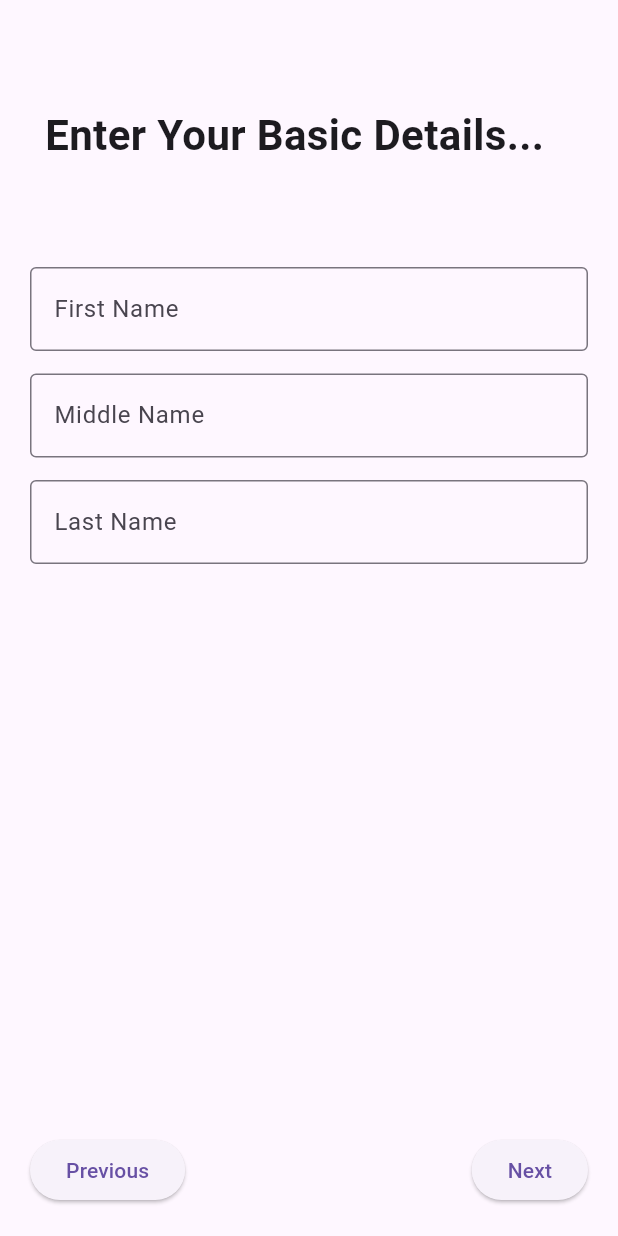
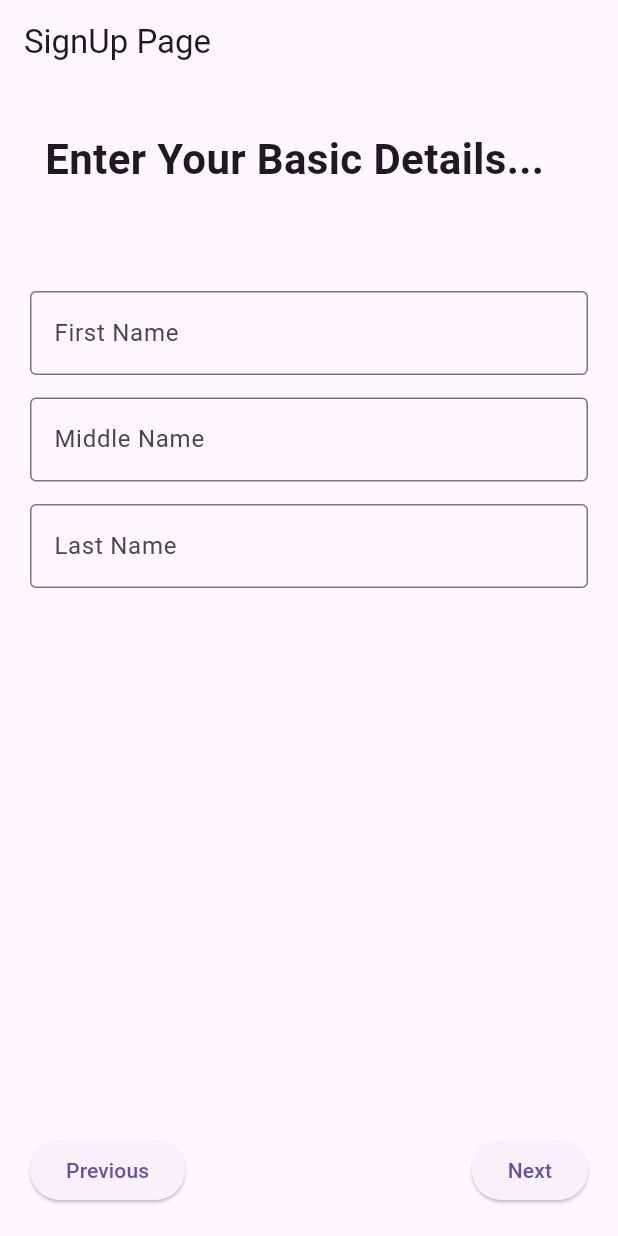
Before and after one commit to TushirVaru/SafetyNet, a Flutter app: the screen it shows after launch, after a tap on "Skip", after a tap on "Get Started", on a phone screen of 412 x 824 dp. Run offline on Flutter 3.47's test engine with Material 3 defaults, Android fonts, the light colour scheme and no system bars; our stand-ins replace shared_preferences, smooth_page_indicator.

Commit message:
Resolved all warnings and errors

```diff
--- a/lib/screens/home_page.dart
+++ b/lib/screens/home_page.dart
@@ -40,10 +40,9 @@ class HomePageState extends State<HomePage> {
 
   void logOut() async {
     await prefs.setBool("isLoggedIn", false);
-    print("User logged out!");
     Navigator.push(
       context,
-      MaterialPageRoute(builder: (context) => Login()),
+      MaterialPageRoute(builder: (context) => const Login()),
     );
   }
 }
--- a/lib/screens/on_boarding.dart
+++ b/lib/screens/on_boarding.dart
@@ -24,8 +24,7 @@ class _OnboardingScreenState extends State<OnboardingScreen> {
   @override
   Widget build(BuildContext context) {
     return Scaffold(
-      body: Container(
-        child: Padding(
+      body: Padding(
         padding: const EdgeInsets.only(bottom: 80),
         child: PageView(
           controller: pageViewController,
@@ -53,11 +52,10 @@ class _OnboardingScreenState extends State<OnboardingScreen> {
           ],
         ),
       ),
-      ),
       bottomSheet: isLastPage
           ? Padding(
               padding: const EdgeInsets.symmetric(horizontal: 20),
-              child: Container(
+              child: SizedBox(
                 height: 80,
                 child: Row(
                   mainAxisAlignment: MainAxisAlignment.end,
@@ -70,7 +68,7 @@ class _OnboardingScreenState extends State<OnboardingScreen> {
                         prefs.setBool("isFirstTime", false);
 
                         Navigator.of(context).pushReplacement(
-                          MaterialPageRoute(builder: (context) => SignIn()),
+                          MaterialPageRoute(builder: (context) => const SignIn()),
                         );
                       },
                       child: const Text("Get Started"),
@@ -81,7 +79,7 @@ class _OnboardingScreenState extends State<OnboardingScreen> {
             )
           : Padding(
             padding: const EdgeInsets.symmetric(horizontal: 20),
-            child: Container(
+            child: SizedBox(
               height: 80,
               child: Row(
                 mainAxisAlignment: MainAxisAlignment.spaceBetween,
--- a/lib/screens/sign_in.dart
+++ b/lib/screens/sign_in.dart
@@ -9,7 +9,6 @@ class SignIn extends StatefulWidget {
 }
 
 class _SignInState extends State<SignIn> {
-  // Verhoeff verfoeff = new Verhoeff();
 
   // Controllers for input fields
   final firstNameController = TextEditingController();
@@ -41,6 +40,9 @@ class _SignInState extends State<SignIn> {
   @override
   Widget build(BuildContext context) {
     return Scaffold(
+      appBar: AppBar(
+        title: const Text("SignUp Page"),
+      ),
       body: Column(
         children: [
           Expanded(
@@ -50,22 +52,13 @@ class _SignInState extends State<SignIn> {
               children: [
 
                 // Basic Info Page
-                Padding(
-                  padding: const EdgeInsets.only(top: 40.0),
-                  child: _basicInfo(),//Placeholder(),//
-                ),
+                _basicInfo(),
 
                 // Contact Info Page
-                Padding(
-                  padding: const EdgeInsets.only(top: 40.0),
-                  child:  _contactDetails(),//Placeholder(),//
-                ),
+                _contactDetails(),
 
                 // Contact Info Page
-                Padding(
-                  padding: const EdgeInsets.only(top: 40.0),
-                  child:  _IdentityDetails(),//Placeholder(),//
-                ),
+                _identityDetails(),
 
                 // Success Page
                 Center(
@@ -340,9 +333,9 @@ class _SignInState extends State<SignIn> {
                           //Email
                           TextField(
                             controller: emailController,
-                            decoration: InputDecoration(
+                            decoration: const InputDecoration(
                               labelText: 'Email',
-                              border: const OutlineInputBorder(),
+                              border: OutlineInputBorder(),
                             ),
                           ),
                           const SizedBox(height: 15),
@@ -350,21 +343,13 @@ class _SignInState extends State<SignIn> {
                           //Contact details
                           TextField(
                             controller: contactController,
-                            decoration: InputDecoration(
+                            decoration: const InputDecoration(
                               labelText: 'Contact',
-                              border: const OutlineInputBorder(),
+                              border: OutlineInputBorder(),
                             ),
                           ),
                           const SizedBox(height: 20),
 
-                          //Address hading
-                          Row(
-                            mainAxisAlignment: MainAxisAlignment.start,
-                            children: [
-                              Text('Address', ),
-                            ],
-                          ),
-                          Divider(),
                           //Address
                           // Address Field
                           TextField(
@@ -395,7 +380,7 @@ class _SignInState extends State<SignIn> {
                                 child: TextField(
                                   controller: pinCodeController,
                                   decoration: const InputDecoration(
-                                    labelText: 'Pincode',
+                                    labelText: 'Pin Code',
                                     border: OutlineInputBorder(),
                                   ),
                                 ),
@@ -472,12 +457,12 @@ class _SignInState extends State<SignIn> {
     );
   }
 
-  Widget _IdentityDetails() {
+  Widget _identityDetails() {
     String? phoneError;
     final nameController = TextEditingController();
     final phoneController = TextEditingController();
 
-    void _showAddContactDialog() {
+    void showAddContactDialog() {
 
       showDialog(
         context: context,
@@ -485,25 +470,25 @@ class _SignInState extends State<SignIn> {
           return StatefulBuilder(
             builder: (context, setState) {
               return AlertDialog(
-                title: Text('Add Emergency Contact'),
+                title: const Text('Add Emergency Contact'),
                 content: Column(
                   mainAxisSize: MainAxisSize.min,
                   children: [
                     TextField(
                       controller: nameController,
-                      decoration: InputDecoration(
+                      decoration: const InputDecoration(
                         labelText: 'Name',
                         border: OutlineInputBorder(),
                       ),
                     ),
-                    SizedBox(height: 16),
+                    const SizedBox(height: 16),
                     TextField(
                       controller: phoneController,
                       keyboardType: TextInputType.phone,
                       maxLength: 10,
                       decoration: InputDecoration(
                         labelText: 'Phone Number',
-                        border: OutlineInputBorder(),
+                        border: const OutlineInputBorder(),
                         errorText: phoneError,
                       ),
                       onChanged: (value) {
@@ -521,7 +506,7 @@ class _SignInState extends State<SignIn> {
                 actions: [
                   TextButton(
                     onPressed: () => Navigator.pop(context),
-                    child: Text('Cancel'),
+                    child: const Text('Cancel'),
                   ),
                   ElevatedButton(
                     onPressed: () {
@@ -537,7 +522,7 @@ class _SignInState extends State<SignIn> {
                         Navigator.pop(context);
                       }
                     },
-                    child: Text('Add'),
+                    child: const Text('Add'),
                   ),
                 ],
               );
@@ -547,16 +532,16 @@ class _SignInState extends State<SignIn> {
       );
     }
 
-    void _showDeleteDialog(int index) {
+    void showDeleteDialog(int index) {
       showDialog(
         context: context,
         builder: (context) => AlertDialog(
-          title: Text('Delete Contact'),
-          content: Text('Are you sure you want to delete this emergency contact?'),
+          title: const Text('Delete Contact'),
+          content: const Text('Are you sure you want to delete this emergency contact?'),
           actions: [
             TextButton(
               onPressed: () => Navigator.pop(context),
-              child: Text('Cancel'),
+              child: const Text('Cancel'),
             ),
             TextButton(
               onPressed: () {
@@ -566,7 +551,7 @@ class _SignInState extends State<SignIn> {
                 Navigator.pop(context);
               },
               style: TextButton.styleFrom(foregroundColor: Colors.red),
-              child: Text('Delete'),
+              child: const Text('Delete'),
             ),
           ],
         ),
@@ -606,7 +591,7 @@ class _SignInState extends State<SignIn> {
                             maxLength: 12,
                             decoration: InputDecoration(
                               labelText: 'Aadhaar Card Number',
-                              border: OutlineInputBorder(),
+                              border: const OutlineInputBorder(),
                               errorText: aadhaarError.isNotEmpty ? aadhaarError : null,
                             ),
                             onChanged: (value) {
@@ -624,17 +609,17 @@ class _SignInState extends State<SignIn> {
                           const SizedBox(height: 20),
 
                           // Emergency Contacts Section
-                          Text(
+                          const Text(
                             'Emergency Contact',
                             style: TextStyle(fontSize: 24, fontWeight: FontWeight.bold),
                           ),
                           ListView.builder(
                             shrinkWrap: true,
-                            physics: NeverScrollableScrollPhysics(),
+                            physics: const NeverScrollableScrollPhysics(),
                             itemCount: contacts.length,
                             itemBuilder: (context, index) {
                               return Container(
-                                padding: EdgeInsets.symmetric(horizontal: 16, vertical: 12),
+                                padding: const EdgeInsets.symmetric(horizontal: 16, vertical: 12),
                                 child: Row(
                                   children: [
                                     Expanded(
@@ -643,16 +628,16 @@ class _SignInState extends State<SignIn> {
                                         children: [
                                           Text(
                                             contacts[index]['name'] ?? '',
-                                            style: TextStyle(
+                                            style: const TextStyle(
                                               color: Colors.black,
                                               fontSize: 16,
                                               fontWeight: FontWeight.w500,
                                             ),
                                           ),
-                                          SizedBox(height: 4),
+                                          const SizedBox(height: 4),
                                           Text(
-                                            " ${contacts[index]['phone']}",
-                                            style: TextStyle(
+                                            " ${contacts[index]['phone'] ?? ''}", // Default to an empty string
+                                            style: const TextStyle(
                                               color: Colors.black,
                                               fontSize: 14,
                                             ),
@@ -661,14 +646,14 @@ class _SignInState extends State<SignIn> {
                                       ),
                                     ),
                                     PopupMenuButton(
-                                      icon: Icon(Icons.more_vert, color: Colors.black), // Fixed color issue
+                                      icon: const Icon(Icons.more_vert, color: Colors.black), // Fixed color issue
                                       onSelected: (value) {
                                         if (value == 'delete') {
-                                          _showDeleteDialog(index);
+                                          showDeleteDialog(index);
                                         }
                                       },
                                       itemBuilder: (context) => [
-                                        PopupMenuItem(
+                                        const PopupMenuItem(
                                           value: 'delete',
                                           child: Text('Delete'),
                                         ),
@@ -683,9 +668,9 @@ class _SignInState extends State<SignIn> {
                           // Add button
                           Center(
                             child: TextButton.icon(
-                              onPressed: _showAddContactDialog,
-                              icon: Icon(Icons.add_circle_outline, color: Colors.green),
-                              label: Text('Add Another Emergency Contact'),
+                              onPressed: showAddContactDialog,
+                              icon: const Icon(Icons.add_circle_outline, color: Colors.green),
+                              label: const Text('Add Another Emergency Contact'),
                             ),
                           ),
                         ],
--- a/pubspec.yaml
+++ b/pubspec.yaml
@@ -14,7 +14,7 @@ dependencies:
   cupertino_icons: ^1.0.6
 
 
-+de++v_dependencies:
+dev_dependencies:
   flutter_test:
     sdk: flutter
 
```
Also changed, not shown: lib/screens/login.dart (+4 -4 lines), pubspec.lock, 1 other file. Lines whose indentation alone changed are shown as unchanged.
